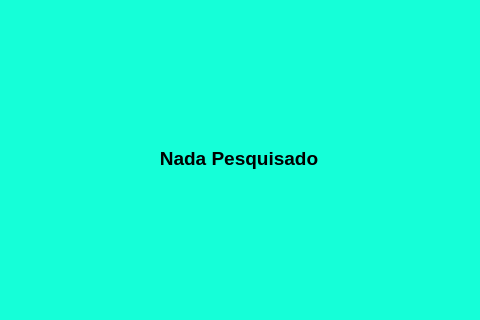
Qt form Biblia.ui (CLEYTONI/Biblia) before a commit; both pictures show x 111 to 591 and y 218 to 538 of the 697 by 696 pixel window.
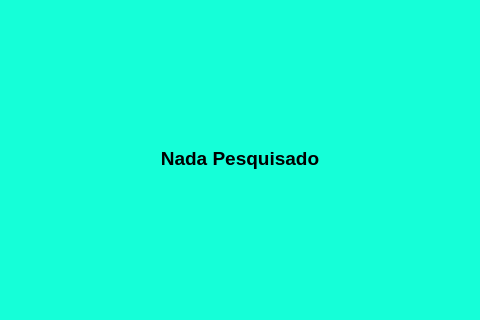
The same form after that commit.

Commit message: Associando a interface ao código (Backend + Frotend)

Diff of the .ui file:
```diff
--- a/Biblia.ui
+++ b/Biblia.ui
@@ -154,7 +154,12 @@
     </layout>
    </item>
    <item>
-    <widget class="QLabel" name="label_3">
+    <widget class="QLabel" name="versiculo_label">
+     <property name="font">
+      <font>
+       <pointsize>14</pointsize>
+      </font>
+     </property>
      <property name="styleSheet">
       <string notr="true">color: rgb(0, 0, 0);
 border: 2px solid rgb(0, 0, 0);
```
Left out of the diff: 6 changed lines with no effect on the pictures. The commit also changes 6 other files.
